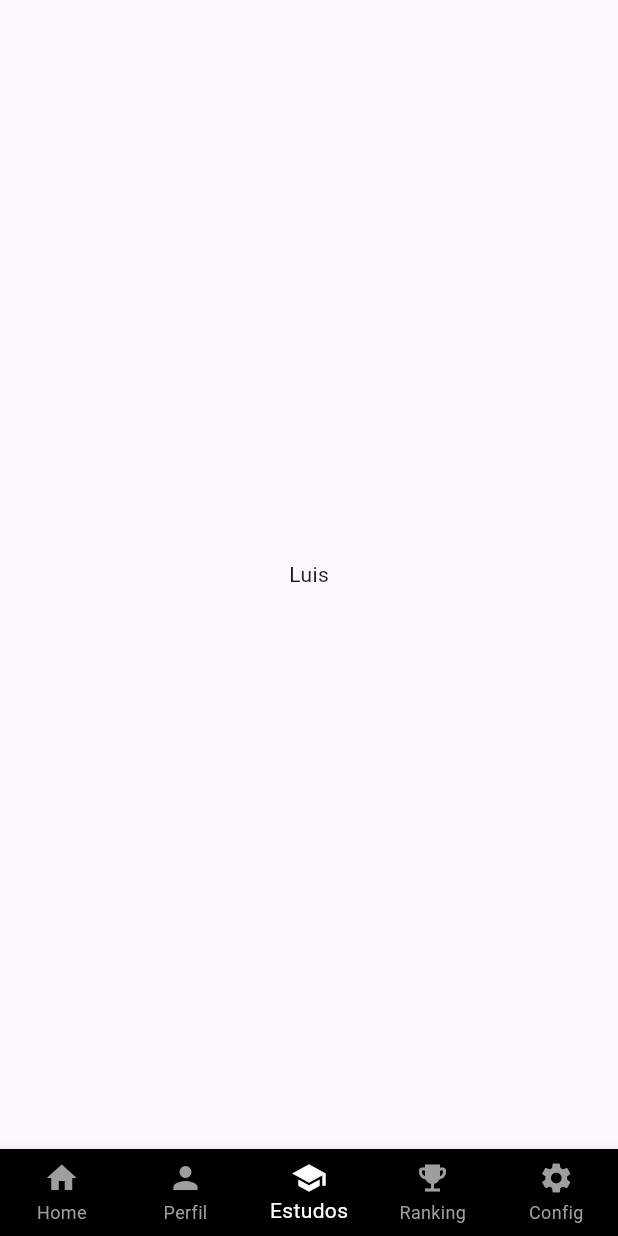
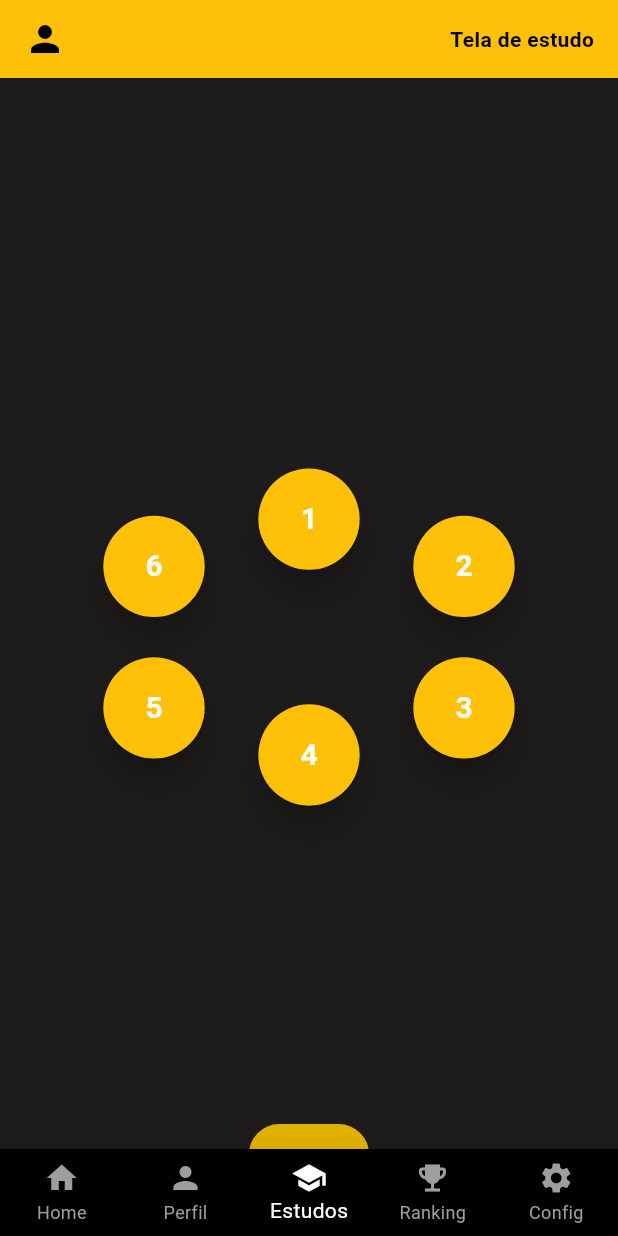
Before and after one commit to temjeitotcc/temjeitotcc, a Flutter app: the screen it shows after launch, swiped to page 3, on a phone screen of 412 x 824 dp. Run offline on Flutter 3.47's test engine with Material 3 defaults, Android fonts, the light colour scheme and no system bars.

Commit message:
Versão 1.1

```diff
--- a/lib/main.dart
+++ b/lib/main.dart
@@ -41,7 +41,7 @@ class _MainScreenState extends State<MainScreen> {
 
   @override
   void dispose() {
-    _controller.dispose(); // 🔥 CORREÇÃO IMPORTANTE
+    _controller.dispose();
     super.dispose();
   }
 
@@ -58,9 +58,9 @@ class _MainScreenState extends State<MainScreen> {
         children: const [
           Center(child: Text("Guigs")),
           Center(child: Text("Luiza")), // corrigido espaço
-          Center(child: Text("Luis")),
+          StudyScreen(),
           Center(child: Text("David")),
-          Center(child: Text("TCC")),
+          Center(child: Text("Atualiza")),
         ],
       ),
 
@@ -85,3 +85,95 @@ class _MainScreenState extends State<MainScreen> {
     );
   }
 }
+
+//---------------------------------------------------------------------------------------------------------------------------------------------------------
+
+class StudyScreen extends StatelessWidget {
+  const StudyScreen({super.key});
+
+  @override
+  Widget build(BuildContext context) {
+    return Scaffold(
+      backgroundColor: const Color(0xFF1E1B1B),
+      body: Column(
+        children: [
+          // 🔶 TOPO AMARELO
+          Container(
+            color: const Color(0xFFFFC107),
+            padding: const EdgeInsets.symmetric(horizontal: 16, vertical: 12),
+            child: Row(
+              mainAxisAlignment: MainAxisAlignment.spaceBetween,
+              children: const [
+                Icon(Icons.person, color: Colors.black, size: 28),
+                Text(
+                  "Tela de estudo",
+                  style: TextStyle(
+                    color: Colors.black,
+                    fontWeight: FontWeight.bold,
+                  ),
+                ),
+              ],
+            ),
+          ),
+
+          // 🔥 BOTÕES
+          Expanded(
+            child: Stack(
+              children: [
+                // BOTÕES POSICIONADOS
+                _buildButton("1", Alignment(0, -0.2)),
+                _buildButton("2", Alignment(0.6, -0.1)),
+                _buildButton("3", Alignment(0.6, 0.2)),
+                _buildButton("4", Alignment(0, 0.3)),
+                _buildButton("5", Alignment(-0.6, 0.2)),
+                _buildButton("6", Alignment(-0.6, -0.1)),
+
+                // ▶ BOTÃO CENTRAL
+                Align(
+                  alignment: const Alignment(0, 1.2),
+                  child: ElevatedButton(
+                    style: ElevatedButton.styleFrom(
+                      backgroundColor: const Color(0xFFE0B000),
+                      shape: RoundedRectangleBorder(
+                        borderRadius: BorderRadius.circular(20),
+                      ),
+                      padding: const EdgeInsets.all(20),
+                    ),
+                    onPressed: () {},
+                    child: const Icon(
+                      Icons.play_arrow,
+                      size: 40,
+                      color: Colors.black,
+                    ),
+                  ),
+                ),
+              ],
+            ),
+          ),
+        ],
+      ),
+    );
+  }
+
+  Widget _buildButton(String text, Alignment alignment) {
+    return Align(
+      alignment: alignment,
+      child: ElevatedButton(
+        style: ElevatedButton.styleFrom(
+          backgroundColor: const Color(0xFFFFC107),
+          foregroundColor: Colors.white,
+          shape: const CircleBorder(),
+          padding: const EdgeInsets.all(28),
+          elevation: 8,
+        ),
+        onPressed: () {
+          print("Botão $text clicado");
+        },
+        child: Text(
+          text,
+          style: const TextStyle(fontSize: 20, fontWeight: FontWeight.bold),
+        ),
+      ),
+    );
+  }
+}
```
